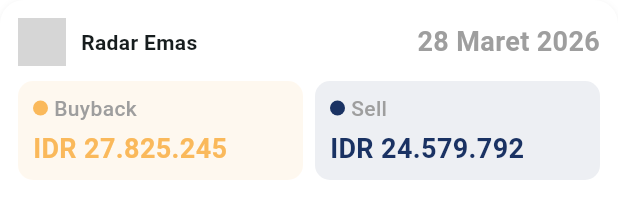
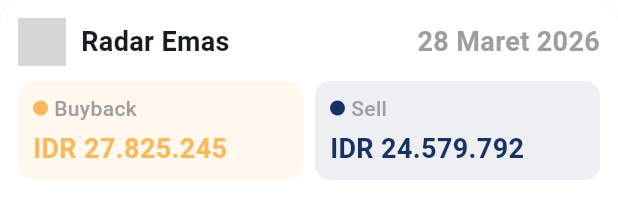
Before and after one commit to cacing69/radar-emas, a Flutter app: the ChartCard widget shown alone on an empty page, opened directly, on a phone screen of 412 x 824 dp. Shown: the top 213 px of the screen. Run offline on Flutter 3.47's test engine with Material 3 defaults, Android fonts, the phone set to English and light mode, and no system bars; drawn by our look-alikes of fl_chart; our stand-ins replace cached_network_image, dio, flutter_riverpod, freezed_annotation, gap, lucide_icons_flutter and 3 more; generated files the repository leaves out were written again; network calls fail; grey boxes are pictures that could not be loaded.

Commit message:
feat: update ChartScreen and ChartCard for improved layout and styling; increase font size in ChartCard

```diff
--- a/lib/features/chart/presentation/widgets/chart_card.dart
+++ b/lib/features/chart/presentation/widgets/chart_card.dart
@@ -84,7 +84,7 @@
                 Gap(10),
                 Text(
                   'Radar Emas',
-                  style: TextStyle(fontSize: 14, fontWeight: FontWeight.w600),
+                  style: TextStyle(fontSize: 18, fontWeight: FontWeight.w600),
                 ),
                 Spacer(),
                 Text(
--- a/pubspec.yaml
+++ b/pubspec.yaml
@@ -16,7 +16,7 @@
 # https://developer.apple.com/library/archive/documentation/General/Reference/InfoPlistKeyReference/Articles/CoreFoundationKeys.html
 # In Windows, build-name is used as the major, minor, and patch parts
 # of the product and file versions while build-number is used as the build suffix.
-version: 0.1.4+104
+version: 0.1.5+105
 
 environment:
   sdk: ^3.11.1
```
Also changed, not shown: lib/features/chart/presentation/screens/chart_screen.dart (+5 -3 lines).
